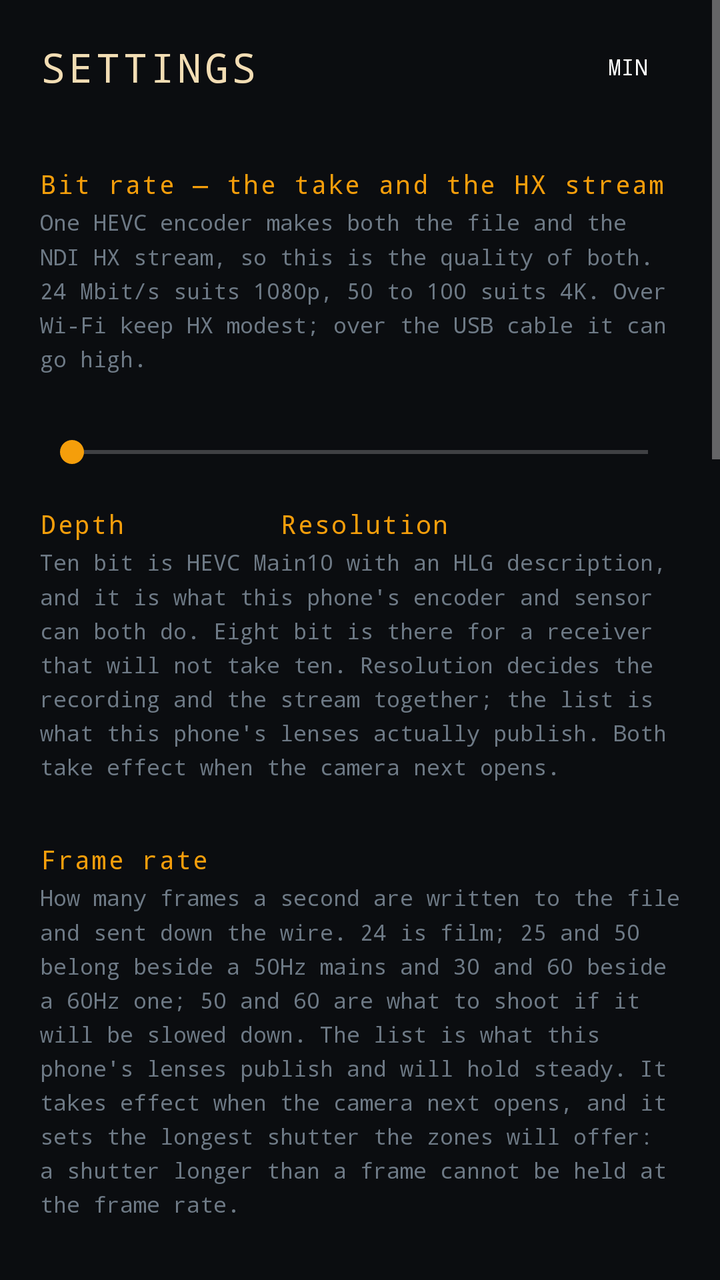
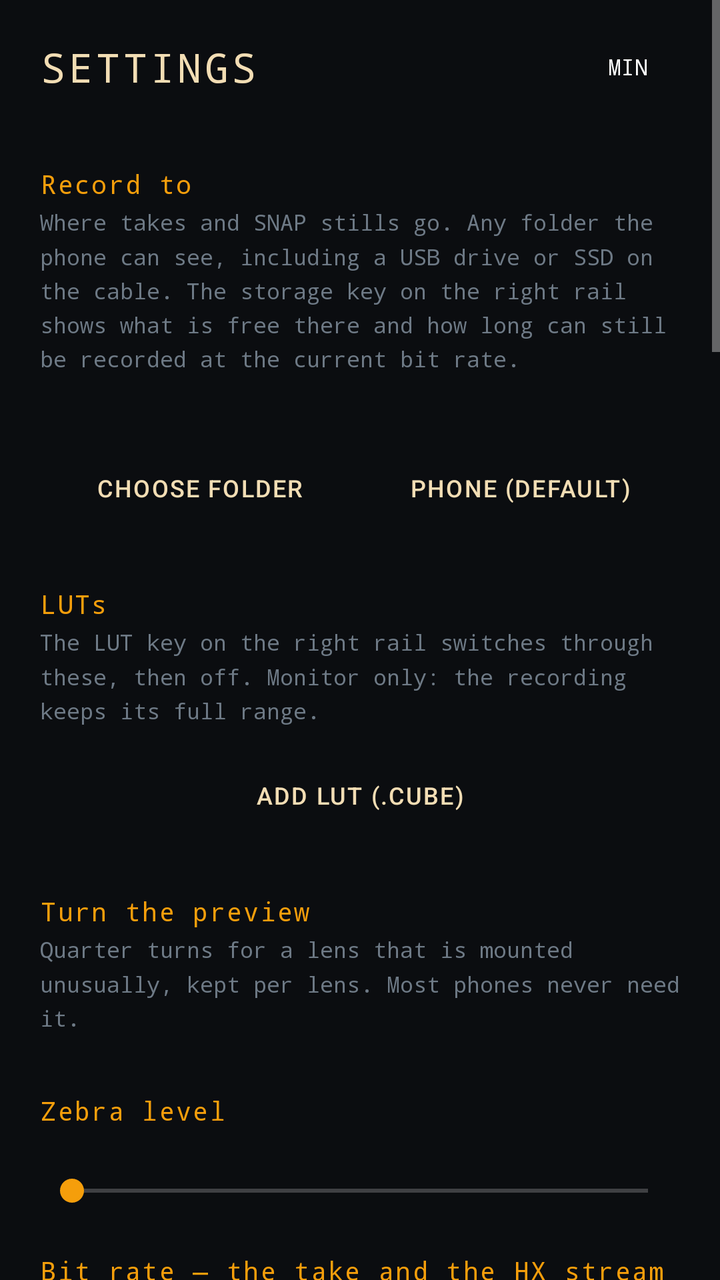

Screens rendered from an Android XML layout before and after an edit, with the pre-edit source and the edit as a unified diff.
<!-- AndroidManifest.xml: application theme Theme.MantraNdi -->
<!-- res/layout/activity_settings.xml -->
<?xml version="1.0" encoding="utf-8"?>
<ScrollView xmlns:android="http://schemas.android.com/apk/res/android"
    android:layout_width="match_parent"
    android:layout_height="match_parent"
    android:background="@color/ink"
    android:fitsSystemWindows="true"
    android:clipToPadding="false"
    android:fillViewport="true">

    <LinearLayout
        android:layout_width="match_parent"
        android:layout_height="wrap_content"
        android:orientation="vertical"
        android:padding="20dp">

        
        <LinearLayout
            android:layout_width="match_parent"
            android:layout_height="wrap_content"
            android:orientation="horizontal"
            android:gravity="center_vertical"
            android:paddingBottom="14dp">

            <TextView
                android:layout_width="0dp"
                android:layout_height="wrap_content"
                android:layout_weight="1"
                android:text="@string/settings"
                android:textColor="@color/sand"
                android:textSize="20sp"
                android:fontFamily="monospace"
                android:letterSpacing="0.08" />

            <Button
                android:id="@+id/minimal"
                style="?android:attr/borderlessButtonStyle"
                android:layout_width="wrap_content"
                android:layout_height="wrap_content"
                android:minWidth="0dp"
                android:minHeight="0dp"
                android:paddingStart="10dp"
                android:paddingEnd="10dp"
                android:paddingTop="6dp"
                android:paddingBottom="6dp"
                android:text="@string/minimal"
                android:textAllCaps="false"
                android:textSize="11sp"
                android:fontFamily="monospace" />

            <TextView
                android:id="@+id/headerVersion"
                android:layout_width="wrap_content"
                android:layout_height="wrap_content"
                android:paddingStart="6dp"
                android:fontFamily="monospace"
                android:textSize="13sp"
                android:textColor="@color/amber" />
        </LinearLayout>

        
        <TextView style="@style/MantraLabel" android:text="@string/bitrate" />
        <TextView android:tag="hint" style="@style/MantraHint" android:text="@string/bitrate_hint" />
        <TextView
            android:id="@+id/bitRateValue"
            style="@style/MantraValue" />
        <SeekBar
            android:id="@+id/bitRate"
            android:layout_width="match_parent"
            android:layout_height="wrap_content"
            android:max="98" />

        
        <LinearLayout
            android:layout_width="match_parent"
            android:layout_height="wrap_content"
            android:orientation="horizontal"
            android:baselineAligned="false"
            android:paddingTop="18dp">

            <LinearLayout
                android:layout_width="0dp"
                android:layout_height="wrap_content"
                android:layout_weight="3"
                android:orientation="vertical">
                <TextView style="@style/MantraLabel"
                    android:paddingTop="0dp"
                    android:text="@string/depth" />
                <RadioGroup
                    android:id="@+id/depth"
                    android:layout_width="wrap_content"
                    android:layout_height="wrap_content"
                    android:orientation="horizontal" />
            </LinearLayout>

            <LinearLayout
                android:layout_width="0dp"
                android:layout_height="wrap_content"
                android:layout_weight="5"
                android:orientation="vertical">
                <TextView style="@style/MantraLabel"
                    android:paddingTop="0dp"
                    android:text="@string/resolution" />
                <RadioGroup
                    android:id="@+id/resolution"
                    android:layout_width="wrap_content"
                    android:layout_height="wrap_content"
                    android:orientation="horizontal" />
            </LinearLayout>
        </LinearLayout>

        <TextView android:tag="hint" style="@style/MantraHint"
            android:text="@string/depth_hint" />

        
        <TextView style="@style/MantraLabel" android:text="@string/frame_rate" />
        <TextView android:tag="hint" style="@style/MantraHint"
            android:text="@string/frame_rate_hint" />
        <RadioGroup
            android:id="@+id/frameRate"
            android:layout_width="wrap_content"
            android:layout_height="wrap_content"
            android:orientation="horizontal" />

        
        <TextView style="@style/MantraLabel" android:text="@string/source_name" />
        <TextView android:tag="hint" style="@style/MantraHint" android:text="@string/source_name_hint" />
        <EditText
            android:id="@+id/sourceName"
            android:layout_width="match_parent"
            android:layout_height="wrap_content"
            android:inputType="text"
            android:maxLines="1"
            android:textColor="@color/sand"
            android:textColorHint="@color/quiet"
            android:fontFamily="monospace"
            android:textSize="14sp"
            android:autofillHints="name"
            android:background="@color/surface"
            android:padding="10dp" />



        


        
        <TextView style="@style/MantraLabel" android:text="@string/focus" />
        <TextView android:tag="hint" style="@style/MantraHint" android:text="@string/focus_hint" />
        <TextView android:id="@+id/holdValue" style="@style/MantraValue" />
        <SeekBar
            android:id="@+id/hold"
            android:layout_width="match_parent"
            android:layout_height="wrap_content"
            android:max="100" />
        <TextView android:id="@+id/rackValue" style="@style/MantraValue" />
        <SeekBar
            android:id="@+id/rack"
            android:layout_width="match_parent"
            android:layout_height="wrap_content"
            android:max="100" />

        
        <TextView style="@style/MantraLabel" android:text="@string/peaking" />
        <TextView android:tag="hint" style="@style/MantraHint" android:text="@string/peaking_hint" />
        <TextView android:id="@+id/peakValue" style="@style/MantraValue" />
        <SeekBar
            android:id="@+id/peak"
            android:layout_width="match_parent"
            android:layout_height="wrap_content"
            android:max="100" />
        <RadioGroup
            android:id="@+id/peakColour"
            android:layout_width="match_parent"
            android:layout_height="wrap_content"
            android:orientation="horizontal"
            android:paddingTop="6dp" />

        
        <TextView style="@style/MantraLabel" android:text="@string/usb" />
        <TextView android:tag="hint" style="@style/MantraHint" android:text="@string/usb_hint" />
        <TextView
            android:id="@+id/usbState"
            style="@style/MantraValue"
            android:lineSpacingMultiplier="1.35"
            android:paddingBottom="8dp" />
        <Button
            android:id="@+id/usbSettings"
            style="@style/MantraKey"
            android:layout_width="match_parent"
            android:text="@string/usb_open" />
        <TextView android:tag="hint" style="@style/MantraHint" android:text="@string/usb_webcam" />

        
        <TextView style="@style/MantraLabel" android:text="@string/trace" />
        <TextView android:tag="hint" style="@style/MantraHint" android:text="@string/trace_hint" />
        <Button
            android:id="@+id/exportTrace"
            style="@style/MantraKey"
            android:layout_width="match_parent"
            android:text="@string/export_trace" />

        
        <View
            android:layout_width="match_parent"
            android:layout_height="1dp"
            android:layout_marginTop="24dp"
            android:layout_marginBottom="14dp"
            android:background="@color/slate" />

        <TextView
            android:id="@+id/about"
            android:layout_width="match_parent"
            android:layout_height="wrap_content"
            android:fontFamily="monospace"
            android:textSize="11sp"
            android:lineSpacingMultiplier="1.35"
            android:textColor="@color/quiet"
            android:text="@string/ndi_mark" />

        <TextView
            android:id="@+id/version"
            android:layout_width="match_parent"
            android:layout_height="wrap_content"
            android:fontFamily="monospace"
            android:textSize="11sp"
            android:paddingTop="8dp"
            android:paddingBottom="20dp"
            android:textColor="@color/quiet" />
    </LinearLayout>
</ScrollView>
<!-- resources referenced by this layout -->
<resources>
  <color name="amber">#F59E0B</color>
  <color name="ink">#0B0D10</color>
  <color name="quiet">#6E7A86</color>
  <color name="sand">#F2DDB4</color>
  <color name="slate">#23303D</color>
  <color name="surface">#141A21</color>
  <string name="bitrate">Bit rate — the take and the HX stream</string>
  <string name="bitrate_hint">One HEVC encoder makes both the file and the NDI HX stream, so this is the quality of both. 24 Mbit/s suits 1080p, 50 to 100 suits 4K. Over Wi-Fi keep HX modest; over the USB cable it can go high.</string>
  <string name="depth">Depth</string>
  <string name="depth_hint">Ten bit is HEVC Main10 with an HLG description, and it is what this phone\'s encoder and sensor can both do. Eight bit is there for a receiver that will not take ten. Resolution decides the recording and the stream together; the list is what this phone\'s lenses actually publish. Both take effect when the camera next opens.</string>
  <string name="export_trace">Export the trace to Downloads</string>
  <string name="focus">Focus</string>
  <string name="focus_hint">How long the director holds before it will consider moving, and how long the move itself takes. Zero rack is a snap, for anybody who wants the phone to behave like a phone.</string>
  <string name="frame_rate">Frame rate</string>
  <string name="minimal">MIN</string>
  <string name="ndi_mark">Powered by NDI®  ·  ndi.video  ·  a registered trademark of Vizrt NDI AB</string>
  <string name="peaking">Peaking</string>
  <string name="peaking_hint">How faint an edge still counts, and what colour to mark it. Monitor only; none of it reaches the stream.</string>
  <string name="resolution">Resolution</string>
  <string name="settings">SETTINGS</string>
  <string name="source_name">Source name</string>
  <string name="source_name_hint">What a receiver sees in its list. A room with three of these in it is the normal case, and \"Pixel 7\" three times is no use to anybody.</string>
  <string name="trace">The trace</string>
  <string name="trace_hint">Every step, every control change and every refusal, written as it happens. This is the only instrument that reaches a phone with no cable attached.</string>
  <string name="usb">Streaming down the cable</string>
  <string name="usb_hint">Turn USB tethering on and the phone becomes a network interface on the computer — a private link at USB speed, with none of a hall\'s Wi-Fi in the way. Full NDI at 1080p is about 125 Mbit/s, which a cable carries without noticing and a shared access point does not.</string>
  <string name="usb_open">Open the phone\'s tethering settings</string>
  <string name="usb_webcam">This app cannot be the phone\'s \"Webcam\" USB option, and no third-party app can be: that is a system app, and presenting the phone as a UVC camera needs a privileged permission with no public API behind it. It would also be a step down — UVC is 1080p30 of 8-bit YUV, and this app already makes 10-bit HEVC. The cable is worth having for its bandwidth, not for its protocol.</string>
  <!-- unchanged entries left out for length: 6 -->
</resources>

<!-- the commit's change to res/layout/activity_settings.xml (unified diff, before → after) -->
@@ -56,6 +56,57 @@
                 android:textSize="13sp"
                 android:textColor="@color/amber" />
         </LinearLayout>
+
+        
+        <TextView style="@style/MantraLabel" android:text="@string/record_to" />
+        <TextView android:tag="hint" style="@style/MantraHint" android:text="@string/record_to_hint" />
+        <TextView android:id="@+id/recordFolder" style="@style/MantraValue" />
+        <LinearLayout
+            android:layout_width="match_parent"
+            android:layout_height="wrap_content"
+            android:orientation="horizontal">
+            <Button
+                android:id="@+id/chooseFolder"
+                style="@style/MantraKey"
+                android:layout_width="0dp"
+                android:layout_weight="1"
+                android:text="@string/choose_folder" />
+            <Button
+                android:id="@+id/defaultFolder"
+                style="@style/MantraKey"
+                android:layout_width="0dp"
+                android:layout_weight="1"
+                android:text="@string/default_folder" />
+        </LinearLayout>
+
+        <TextView style="@style/MantraLabel" android:text="@string/luts" />
+        <TextView android:tag="hint" style="@style/MantraHint" android:text="@string/luts_hint" />
+        <LinearLayout
+            android:id="@+id/lutList"
+            android:layout_width="match_parent"
+            android:layout_height="wrap_content"
+            android:orientation="vertical" />
+        <Button
+            android:id="@+id/addLut"
+            style="@style/MantraKey"
+            android:layout_width="match_parent"
+            android:text="@string/add_lut" />
+
+        <TextView style="@style/MantraLabel" android:text="@string/rot" />
+        <TextView android:tag="hint" style="@style/MantraHint" android:text="@string/rot_hint" />
+        <RadioGroup
+            android:id="@+id/rot"
+            android:layout_width="match_parent"
+            android:layout_height="wrap_content"
+            android:orientation="horizontal" />
+
+        <TextView style="@style/MantraLabel" android:text="@string/zebra" />
+        <TextView android:id="@+id/zebraValue" style="@style/MantraValue" />
+        <SeekBar
+            android:id="@+id/zebra"
+            android:layout_width="match_parent"
+            android:layout_height="wrap_content"
+            android:max="50" />
 
         
         <TextView style="@style/MantraLabel" android:text="@string/bitrate" />
<!-- resource entries referenced after the edit -->
@@ -6,19 +6,28 @@
   <color name="sand">#F2DDB4</color>
   <color name="slate">#23303D</color>
   <color name="surface">#141A21</color>
+  <string name="add_lut">ADD LUT (.cube)</string>
   <string name="bitrate">Bit rate — the take and the HX stream</string>
   <string name="bitrate_hint">One HEVC encoder makes both the file and the NDI HX stream, so this is the quality of both. 24 Mbit/s suits 1080p, 50 to 100 suits 4K. Over Wi-Fi keep HX modest; over the USB cable it can go high.</string>
+  <string name="choose_folder">CHOOSE FOLDER</string>
+  <string name="default_folder">PHONE (DEFAULT)</string>
   <string name="depth">Depth</string>
   <string name="depth_hint">Ten bit is HEVC Main10 with an HLG description, and it is what this phone\'s encoder and sensor can both do. Eight bit is there for a receiver that will not take ten. Resolution decides the recording and the stream together; the list is what this phone\'s lenses actually publish. Both take effect when the camera next opens.</string>
   <string name="export_trace">Export the trace to Downloads</string>
   <string name="focus">Focus</string>
   <string name="focus_hint">How long the director holds before it will consider moving, and how long the move itself takes. Zero rack is a snap, for anybody who wants the phone to behave like a phone.</string>
   <string name="frame_rate">Frame rate</string>
+  <string name="luts">LUTs</string>
+  <string name="luts_hint">The LUT key on the right rail switches through these, then off. Monitor only: the recording keeps its full range.</string>
   <string name="minimal">MIN</string>
   <string name="ndi_mark">Powered by NDI®  ·  ndi.video  ·  a registered trademark of Vizrt NDI AB</string>
   <string name="peaking">Peaking</string>
   <string name="peaking_hint">How faint an edge still counts, and what colour to mark it. Monitor only; none of it reaches the stream.</string>
+  <string name="record_to">Record to</string>
+  <string name="record_to_hint">Where takes and SNAP stills go. Any folder the phone can see, including a USB drive or SSD on the cable. The storage key on the right rail shows what is free there and how long can still be recorded at the current bit rate.</string>
   <string name="resolution">Resolution</string>
+  <string name="rot">Turn the preview</string>
+  <string name="rot_hint">Quarter turns for a lens that is mounted unusually, kept per lens. Most phones never need it.</string>
   <string name="settings">SETTINGS</string>
   <string name="source_name">Source name</string>
   <string name="source_name_hint">What a receiver sees in its list. A room with three of these in it is the normal case, and \"Pixel 7\" three times is no use to anybody.</string>
@@ -28,6 +37,7 @@
   <string name="usb_hint">Turn USB tethering on and the phone becomes a network interface on the computer — a private link at USB speed, with none of a hall\'s Wi-Fi in the way. Full NDI at 1080p is about 125 Mbit/s, which a cable carries without noticing and a shared access point does not.</string>
   <string name="usb_open">Open the phone\'s tethering settings</string>
   <string name="usb_webcam">This app cannot be the phone\'s \"Webcam\" USB option, and no third-party app can be: that is a system app, and presenting the phone as a UVC camera needs a privileged permission with no public API behind it. It would also be a step down — UVC is 1080p30 of 8-bit YUV, and this app already makes 10-bit HEVC. The cable is worth having for its bandwidth, not for its protocol.</string>
+  <string name="zebra">Zebra level</string>
   <!-- unchanged entries left out for length: 6 -->
 </resources>
 
